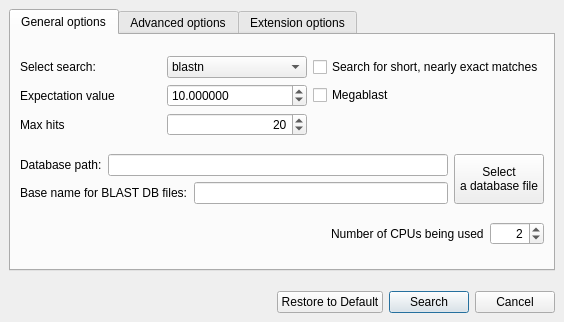
Above: src/plugins/external_tool_support/src/ui/BlastAllSupportDialog.ui from violethaze74/ugene before the change. Below: the same form after it.
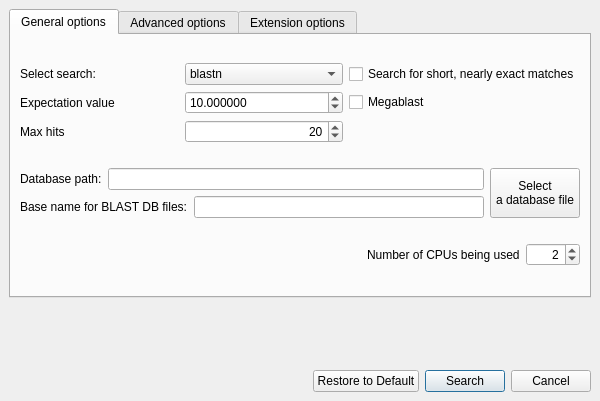
That is the form after the change.

Commit message: UGENE-1806 Invalid layout of the "Request to local BLAST database" dialog on Mac OS X

The edit to the form file:
```diff
--- a/src/plugins/external_tool_support/src/ui/BlastAllSupportDialog.ui
+++ b/src/plugins/external_tool_support/src/ui/BlastAllSupportDialog.ui
@@ -6,14 +6,14 @@
    <rect>
     <x>0</x>
     <y>0</y>
-    <width>564</width>
-    <height>322</height>
+    <width>600</width>
+    <height>401</height>
    </rect>
   </property>
   <property name="maximumSize">
    <size>
     <width>16777215</width>
-    <height>522</height>
+    <height>16777215</height>
    </size>
   </property>
   <property name="windowTitle">
@@ -678,7 +678,7 @@
      <property name="sizeHint" stdset="0">
       <size>
        <width>20</width>
-       <height>40</height>
+       <height>0</height>
       </size>
      </property>
     </spacer>
```
The commit also changes 1 other file.
